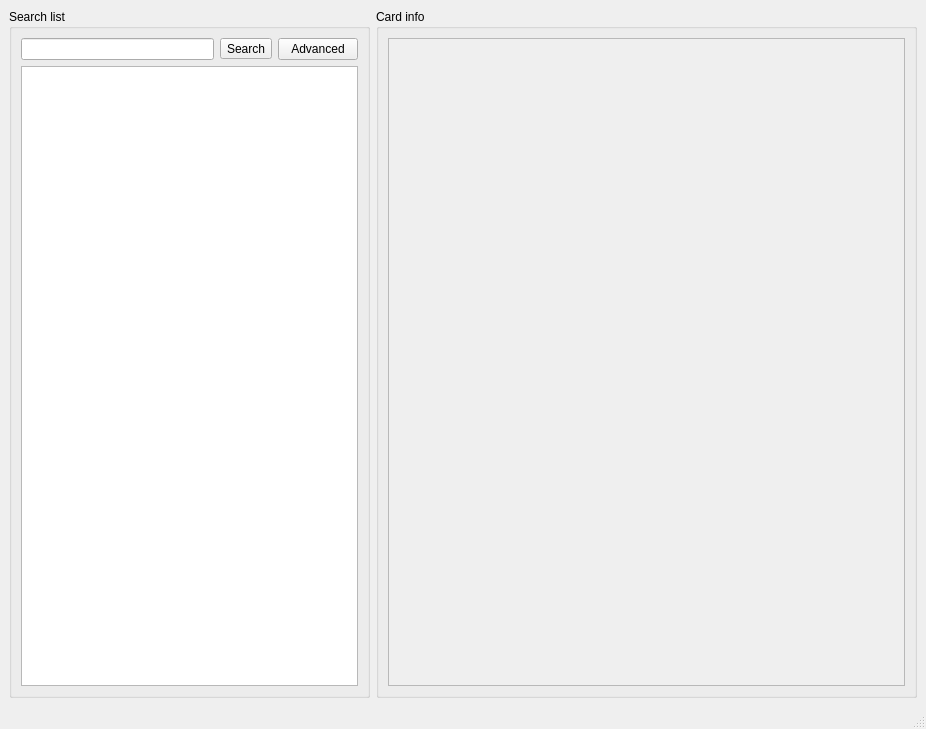
Qt form MtgHelper/mainwindow.ui (JaySi98/MtgHelperDesktop) before a commit.
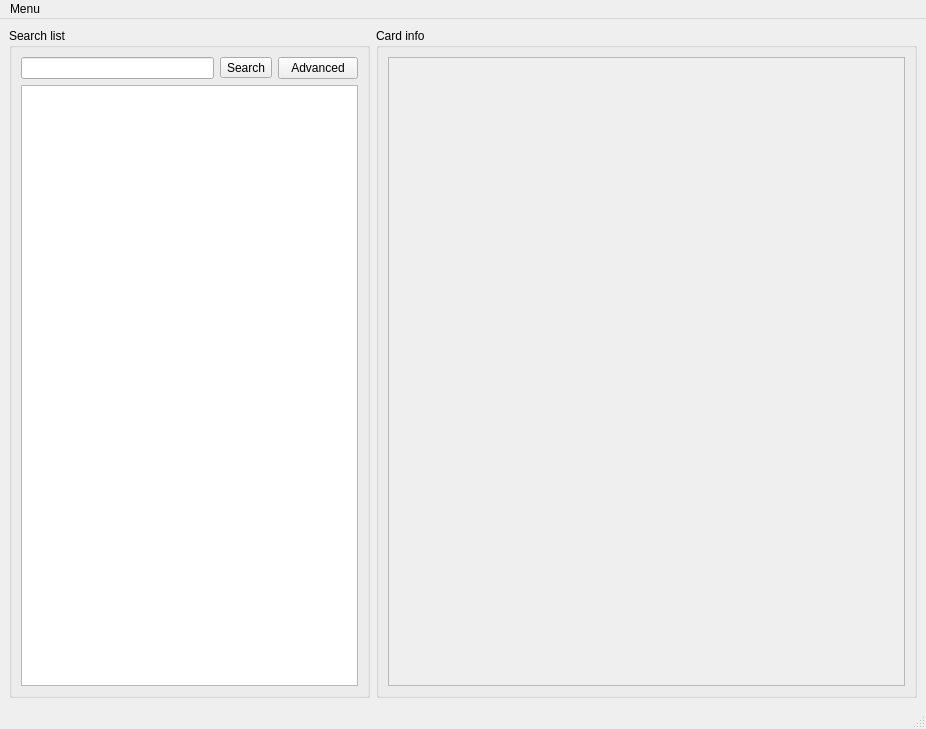
The same form after that commit.

The edit to the form file:
```diff
--- a/MtgHelper/mainwindow.ui
+++ b/MtgHelper/mainwindow.ui
@@ -113,6 +113,13 @@
      <height>20</height>
     </rect>
    </property>
+   <widget class="QMenu" name="menu_menu">
+    <property name="title">
+     <string>Menu</string>
+    </property>
+    <addaction name="action_search_cards"/>
+   </widget>
+   <addaction name="menu_menu"/>
   </widget>
   <widget class="QStatusBar" name="statusbar"/>
  </widget>
```
Left out of the diff: 5 changed lines with no effect on the pictures.
